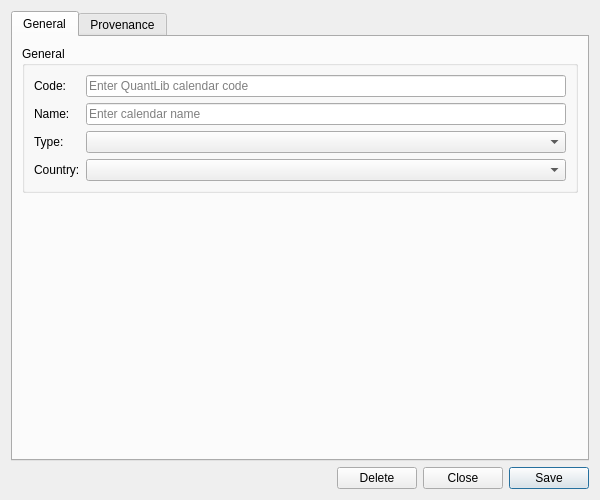
Old version of the form projects/ores.qt/refdata/ui/CalendarDetailDialog.ui in the repository OreStudio/OreStudio.
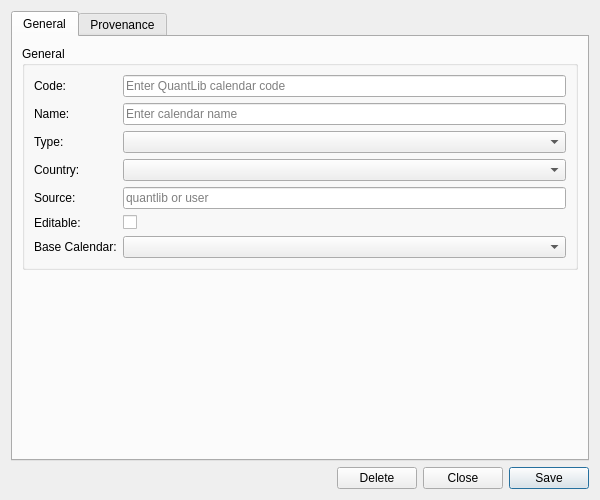
New version of the form. Custom widgets are drawn as their Qt base class.

Commit message: [ores.refdata,ores.codegen] Calendar detail dialog: source/is_editable/base_calendar_code + whole-form lock

```diff
--- a/projects/ores.qt/refdata/ui/CalendarDetailDialog.ui
+++ b/projects/ores.qt/refdata/ui/CalendarDetailDialog.ui
@@ -97,6 +97,48 @@
             </property>
            </widget>
           </item>
+          <item row="4" column="0">
+           <widget class="QLabel" name="labelSource">
+            <property name="text">
+             <string>Source:</string>
+            </property>
+           </widget>
+          </item>
+          <item row="4" column="1">
+           <widget class="QLineEdit" name="sourceEdit">
+            <property name="placeholderText">
+             <string>quantlib or user</string>
+            </property>
+           </widget>
+          </item>
+          <item row="5" column="0">
+           <widget class="QLabel" name="labelIsEditable">
+            <property name="text">
+             <string>Editable:</string>
+            </property>
+           </widget>
+          </item>
+          <item row="5" column="1">
+           <widget class="QCheckBox" name="isEditableCheck">
+            <property name="text">
+             <string/>
+            </property>
+           </widget>
+          </item>
+          <item row="6" column="0">
+           <widget class="QLabel" name="labelBaseCalendarCode">
+            <property name="text">
+             <string>Base Calendar:</string>
+            </property>
+           </widget>
+          </item>
+          <item row="6" column="1">
+           <widget class="QComboBox" name="baseCalendarCodeCombo">
+            <property name="insertPolicy">
+             <enum>QComboBox::NoInsert</enum>
+            </property>
+           </widget>
+          </item>
          </layout>
         </widget>
        </item>
```
The commit also changes 10 other files.
